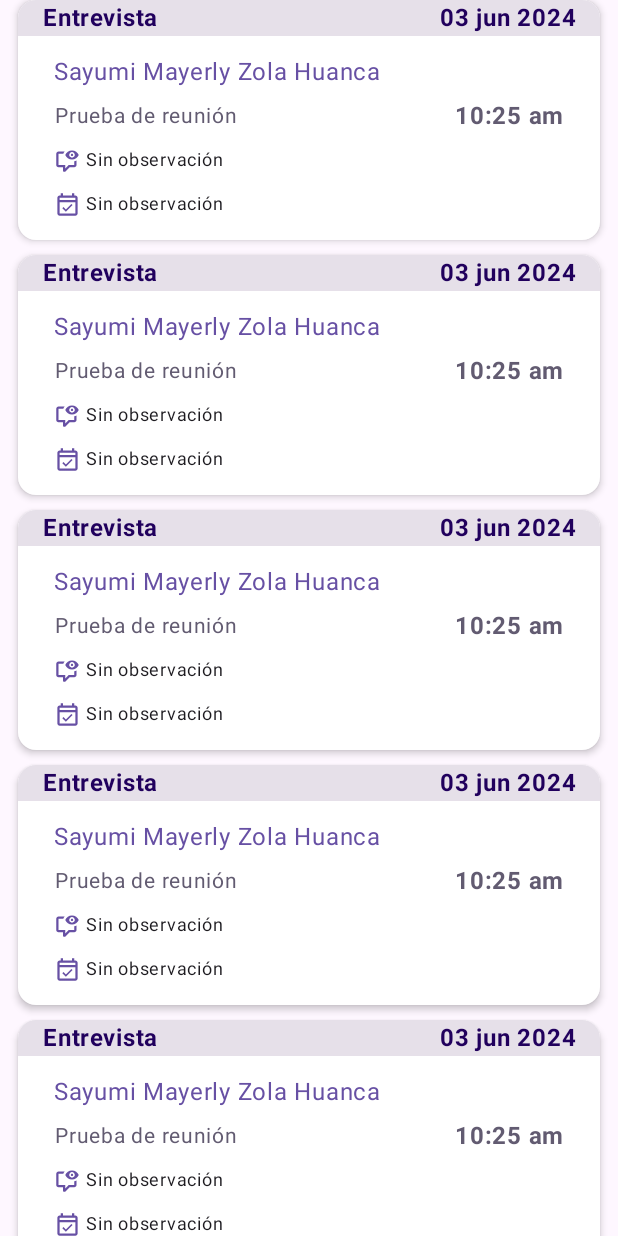
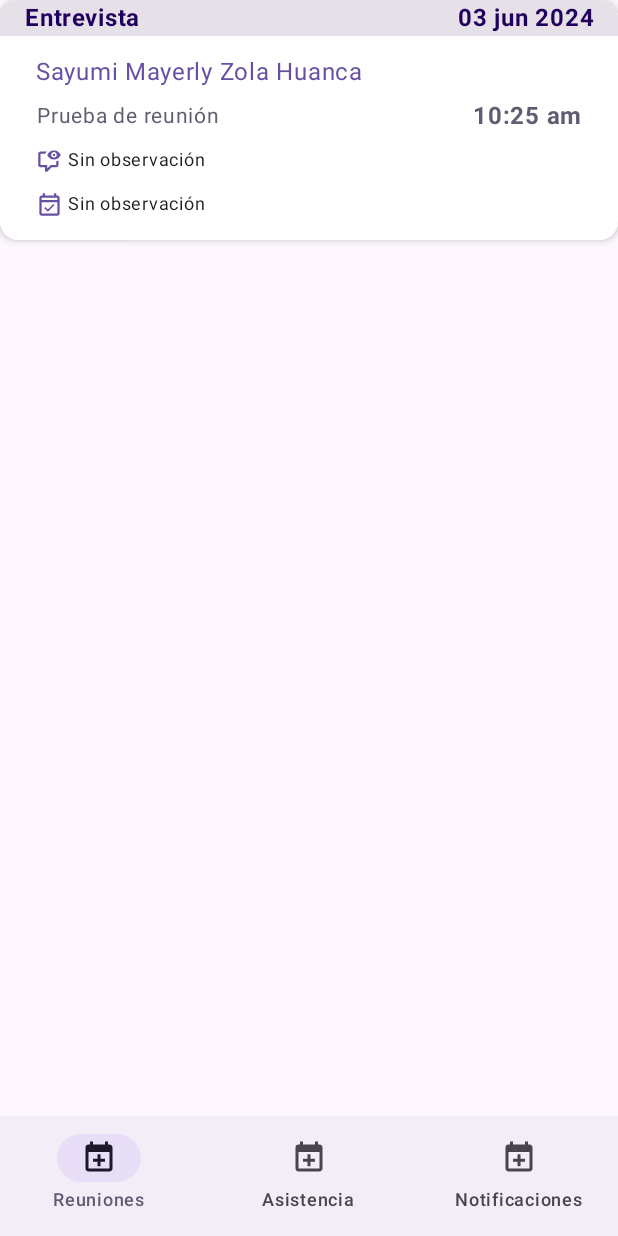
Before and after one commit to IOAN-I/teacher, an Android app built with Jetpack Compose: the screen it shows after launch (MainActivity), on a phone screen of 412 x 824 dp. Run offline under Robolectric (Android 15) with nearby library versions, the phone set to English and light mode, and no system bars.

Commit message:
[T-meetings] Add bottom bar navigation.

```diff
--- a/androidApp/build.gradle.kts
+++ b/androidApp/build.gradle.kts
@@ -51,5 +51,6 @@ dependencies {
     implementation(libs.androidx.ui.android)
     implementation(libs.androidx.ui.tooling.preview.android)
     implementation(libs.androidx.ui.text.google.fonts)
+    implementation(libs.androidx.navigation.compose)
     debugImplementation(libs.compose.ui.tooling)
 }
--- a/androidApp/src/main/java/com/teacher/educamobile/android/MainActivity.kt
+++ b/androidApp/src/main/java/com/teacher/educamobile/android/MainActivity.kt
@@ -30,6 +30,8 @@ import androidx.compose.material3.CardDefaults
 import androidx.compose.material3.ElevatedCard
 import androidx.compose.material3.Icon
 import androidx.compose.material3.MaterialTheme
+import androidx.compose.material3.NavigationBar
+import androidx.compose.material3.NavigationBarItem
 import androidx.compose.material3.OutlinedTextField
 import androidx.compose.material3.Scaffold
 import androidx.compose.material3.Surface
@@ -57,40 +59,60 @@ import androidx.compose.ui.tooling.preview.Preview
 import androidx.compose.ui.unit.dp
 import androidx.compose.ui.unit.sp
 import androidx.lifecycle.viewmodel.compose.viewModel
+import androidx.navigation.NavHostController
+import androidx.navigation.compose.NavHost
+import androidx.navigation.compose.composable
+import androidx.navigation.compose.currentBackStackEntryAsState
+import androidx.navigation.compose.rememberNavController
 import com.teacher.educamobile.android.ui.theme.TeacherTheme
 
 class MainActivity : ComponentActivity() {
     override fun onCreate(savedInstanceState: Bundle?) {
         super.onCreate(savedInstanceState)
         setContent {
+            val navController = rememberNavController()
             TeacherTheme {
-//                Surface(
-//                    modifier = Modifier.fillMaxSize(),
-//                    color = MaterialTheme.colorScheme.background
-//                ) {
-//                    App()
-//                }
-                Scaffold { innerPadding ->
-                    Column(
-                        modifier = Modifier
-                            .padding(innerPadding)
-                            .fillMaxSize(),
-                        horizontalAlignment = Alignment.CenterHorizontally,
-                        verticalArrangement = Arrangement.Center
-                    ) {
-//                        App(Modifier.padding(innerPadding))
-                        Column(
-                            modifier = Modifier.padding(horizontal = 12.dp)
-                                .verticalScroll(rememberScrollState()),
-                            verticalArrangement = Arrangement.spacedBy(10.dp)
-                        ) {
-                            HomeScreen()
-                            HomeScreen()
-                            HomeScreen()
-                            HomeScreen()
-                            HomeScreen()
+                val navBackStackEntry by navController.currentBackStackEntryAsState()
+                val currentRoute = navBackStackEntry?.destination?.route
+
+                val bottomNavigationItems = listOf(
+                    NavItem.Meetings,
+                    NavItem.Attendance,
+                    NavItem.Notifications
+                )
+
+                val bottomBarRoutes = setOf("A", "B", "C")
+
+                Surface(modifier = Modifier.fillMaxSize(), color = MaterialTheme.colorScheme.background) {
+                    Scaffold(
+                        bottomBar = {
+                            if (currentRoute in bottomBarRoutes) {
+                                NavigationBar {
+                                    bottomNavigationItems.forEach { item ->
+                                        NavigationBarItem(
+                                            icon = {
+                                                Icon(
+                                                    painter = painterResource(id = item.icon),
+                                                    contentDescription = null
+                                                )
+                                            },
+                                            label = { Text(item.title) },
+                                            selected = currentRoute == item.route,
+                                            onClick = {
+                                                if (currentRoute != item.route) {
+                                                    navController.navigate(item.route) {
+                                                        popUpTo(navController.graph.startDestinationId)
+                                                        launchSingleTop = true
+                                                    }
+                                                }
+                                            }
+                                        )
+                                    }
+                                }
+                            }
                         }
-
+                    ) { innerPadding ->
+                        AppNavigation(modifier = Modifier.padding(innerPadding), navController = navController)
                     }
                 }
             }
@@ -241,7 +263,12 @@ fun CoverImage(
 }
 
 @Composable
-fun HomeScreen() {
+fun MeetingCard(
+    navController: NavHostController
+) {
+    val navBackStackEntry by navController.currentBackStackEntryAsState()
+    val currentRoute = navBackStackEntry?.destination?.route
+
     ElevatedCard(
         modifier = Modifier
             .fillMaxWidth()
@@ -349,11 +376,39 @@ fun HomeScreen() {
     }
 }
 
+@Composable
+fun MeetingScreen() {
+    Column(
+        modifier = Modifier
+            .padding(horizontal = 12.dp)
+            .verticalScroll(rememberScrollState()),
+        verticalArrangement = Arrangement.spacedBy(10.dp)
+    ) {
+//        MeetingCard()
+//        MeetingCard()
+//        MeetingCard()
+//        MeetingCard()
+//        MeetingCard()
+    }
+}
+
+@Composable
+fun AppNavigation(
+    modifier: Modifier = Modifier,
+    navController: NavHostController
+) {
+    NavHost(navController = navController, startDestination = "A" ) {
+        composable("A") { MeetingCard(navController) }
+        composable("B") { App() }
+        composable("C") { App() }
+    }
+}
+
 @Preview
 @Composable
 fun DefaultPreview() {
     TeacherTheme {
 //        App()
-        HomeScreen()
+//        MeetingCard()
     }
 }
--- /dev/null
+++ b/androidApp/src/main/java/com/teacher/educamobile/android/NavItem.kt
@@ -0,0 +1,11 @@
+package com.teacher.educamobile.android
+
+sealed class NavItem(
+    val title: String,
+    val icon: Int,
+    val route: String
+) {
+    object Meetings:NavItem("Reuniones", R.drawable.calendar_plus, "A")
+    object Attendance:NavItem("Asistencia", R.drawable.calendar_plus, "B")
+    object Notifications:NavItem("Notificaciones", R.drawable.calendar_plus, "C")
+}
--- a/gradle/libs.versions.toml
+++ b/gradle/libs.versions.toml
@@ -9,6 +9,7 @@ lifecycleRuntimeComposeAndroid = "2.8.1"
 uiAndroid = "1.6.7"
 uiToolingPreviewAndroid = "1.6.7"
 uiTextGoogleFonts = "1.6.7"
+navigationCompose = "2.7.7"
 
 [libraries]
 kotlin-test = { module = "org.jetbrains.kotlin:kotlin-test", version.ref = "kotlin" }
@@ -22,6 +23,7 @@ androidx-lifecycle-runtime-compose-android = { group = "androidx.lifecycle", nam
 androidx-ui-android = { group = "androidx.compose.ui", name = "ui-android", version.ref = "uiAndroid" }
 androidx-ui-tooling-preview-android = { group = "androidx.compose.ui", name = "ui-tooling-preview-android", version.ref = "uiToolingPreviewAndroid" }
 androidx-ui-text-google-fonts = { group = "androidx.compose.ui", name = "ui-text-google-fonts", version.ref = "uiTextGoogleFonts" }
+androidx-navigation-compose = { group = "androidx.navigation", name = "navigation-compose", version.ref = "navigationCompose" }
 
 [plugins]
 androidApplication = { id = "com.android.application", version.ref = "agp" }
```
